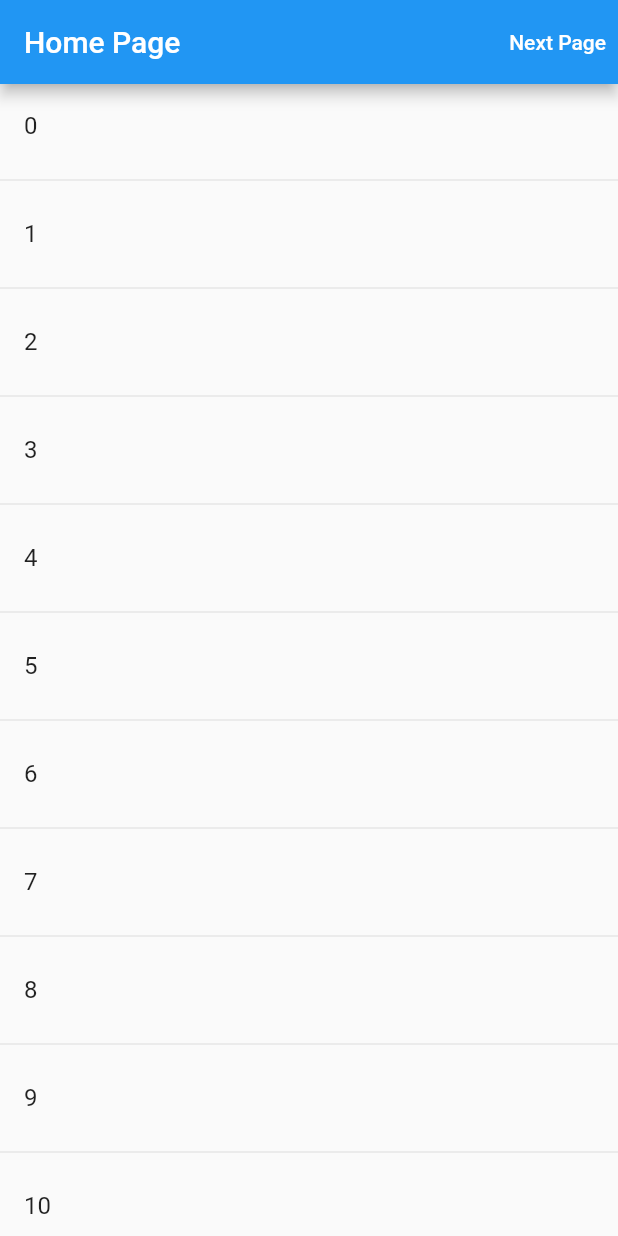
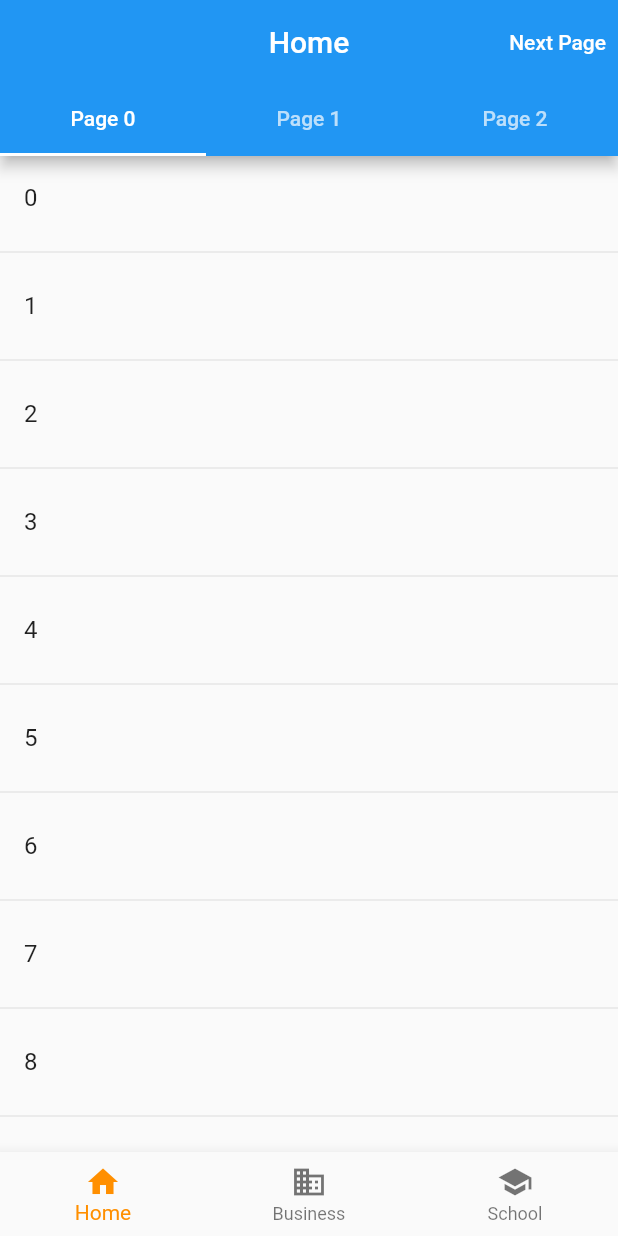
Before and after one commit to 623637646/flutter_page_lifecycle, a Flutter app: the screen it shows after launch, on a phone screen of 412 x 824 dp. Run offline on Flutter 3.47's test engine with Material 2 defaults, Android fonts, the phone set to English and light mode, and no system bars; our stand-ins replace visibility_detector.

```diff
--- /dev/null
+++ b/example/lib/bottom_tab_bar.dart
@@ -0,0 +1,84 @@
+import 'package:example/my_app_bar.dart';
+import 'package:example/top_tab_bar.dart';
+import 'package:flutter/material.dart';
+import 'package:flutter_page_lifecycle/flutter_page_lifecycle.dart';
+
+class BottomTabBar extends StatefulWidget {
+  const BottomTabBar({Key? key}) : super(key: key);
+
+  @override
+  State<BottomTabBar> createState() => _BottomTabBarState();
+}
+
+class _BottomTabBarState extends State<BottomTabBar> {
+  int _selectedIndex = 0;
+  static const TextStyle optionStyle =
+      TextStyle(fontSize: 30, fontWeight: FontWeight.bold);
+  static const List<Widget> _widgetOptions = <Widget>[
+    TopTabBar(bottomTabTitle: "Home"),
+    Text(
+      'Index 1: Business',
+      style: optionStyle,
+    ),
+    Text(
+      'Index 2: School',
+      style: optionStyle,
+    ),
+  ];
+
+  static const List<BottomNavigationBarItem> _tabs = <BottomNavigationBarItem>[
+    BottomNavigationBarItem(
+      icon: Icon(Icons.home),
+      label: 'Home',
+    ),
+    BottomNavigationBarItem(
+      icon: Icon(Icons.business),
+      label: 'Business',
+    ),
+    BottomNavigationBarItem(
+      icon: Icon(Icons.school),
+      label: 'School',
+    ),
+  ];
+
+  void _onItemTapped(int index) {
+    setState(() {
+      _selectedIndex = index;
+    });
+  }
+
+  @override
+  Widget build(BuildContext context) {
+    return Scaffold(
+      appBar: _selectedIndex == 0
+          ? null
+          : MyAppBar(
+              title: _tabs[_selectedIndex].label!,
+            ),
+      body: IndexedStack(
+        index: _selectedIndex,
+        children: _widgetOptions
+            .asMap()
+            .map(
+              (i, e) => MapEntry(
+                i,
+                PageLifecycle(
+                    stateChanged: (appeared) {
+                      debugPrint(
+                          "[Page][${appeared ? "appeared" : "disappeared"}] ${_tabs[i].label!}");
+                    },
+                    child: e),
+              ),
+            )
+            .values
+            .toList(),
+      ),
+      bottomNavigationBar: BottomNavigationBar(
+        items: _tabs,
+        currentIndex: _selectedIndex,
+        selectedItemColor: Colors.amber[800],
+        onTap: _onItemTapped,
+      ),
+    );
+  }
+}
--- /dev/null
+++ b/example/lib/keep_alive_widget.dart
@@ -0,0 +1,24 @@
+import 'package:flutter/widgets.dart';
+
+class KeepAliveWidget extends StatefulWidget {
+  final Widget child;
+  const KeepAliveWidget({
+    Key? key,
+    required this.child,
+  }) : super(key: key);
+
+  @override
+  State<KeepAliveWidget> createState() => _KeepAliveWidgetState();
+}
+
+class _KeepAliveWidgetState extends State<KeepAliveWidget>
+    with AutomaticKeepAliveClientMixin {
+  @override
+  Widget build(BuildContext context) {
+    super.build(context);
+    return widget.child;
+  }
+
+  @override
+  bool get wantKeepAlive => true;
+}
--- a/example/lib/main.dart
+++ b/example/lib/main.dart
@@ -1,5 +1,5 @@
+import 'package:example/bottom_tab_bar.dart';
 import 'package:flutter/material.dart';
-import 'package:flutter_page_lifecycle/flutter_page_lifecycle.dart';
 
 void main() {
   runApp(const MyApp());
@@ -14,75 +14,7 @@ class MyApp extends StatelessWidget {
       theme: ThemeData(
         primarySwatch: Colors.blue,
       ),
-      home: const HomePage(),
+      home: const BottomTabBar(),
     );
   }
 }
-
-class HomePage extends StatelessWidget {
-  const HomePage({Key? key}) : super(key: key);
-
-  @override
-  Widget build(BuildContext context) {
-    return PageLifecycle(
-      stateChanged: (appear) {
-        debugPrint("HomePage is ${appear ? "appeared" : "disappeared"}");
-      },
-      child: Scaffold(
-        appBar: AppBar(
-          title: const Text("Home Page"),
-          actions: [
-            TextButton(
-              onPressed: () {
-                Navigator.of(context).push(
-                  MaterialPageRoute(
-                    builder: (context) => const SecondPage(),
-                  ),
-                );
-              },
-              child: const Text(
-                "Next Page",
-                style: TextStyle(color: Colors.white),
-              ),
-            )
-          ],
-        ),
-        body: ListView.separated(
-          itemCount: 100,
-          itemBuilder: (context, index) {
-            return ListTile(
-              title: Text('$index'),
-            );
-          },
-          separatorBuilder: (context, index) {
-            return const Divider();
-          },
-        ),
-      ),
-    );
-  }
-}
-
-class SecondPage extends StatelessWidget {
-  const SecondPage({Key? key}) : super(key: key);
-
-  @override
-  Widget build(BuildContext context) {
-    return Scaffold(
-      appBar: AppBar(
-        title: const Text("Second Page"),
-      ),
-      body: ListView.separated(
-        itemCount: 100,
-        itemBuilder: (context, index) {
-          return ListTile(
-            title: Text('$index'),
-          );
-        },
-        separatorBuilder: (context, index) {
-          return const Divider();
-        },
-      ),
-    );
-  }
-}
--- /dev/null
+++ b/example/lib/my_app_bar.dart
@@ -0,0 +1,31 @@
+import 'package:example/second_page.dart';
+import 'package:flutter/material.dart';
+
+class MyAppBar extends AppBar {
+  MyAppBar({
+    super.key,
+    required String title,
+    super.bottom,
+  }) : super(
+          title: Text(title),
+          centerTitle: true,
+          actions: [
+            Builder(
+              builder: (context) => TextButton(
+                onPressed: () {
+                  Navigator.of(context).push(
+                    MaterialPageRoute(
+                      builder: (context) =>
+                          SecondPage(title: "$title > Second Page"),
+                    ),
+                  );
+                },
+                child: const Text(
+                  "Next Page",
+                  style: TextStyle(color: Colors.white),
+                ),
+              ),
+            )
+          ],
+        );
+}
--- /dev/null
+++ b/example/lib/top_tab_bar.dart
@@ -0,0 +1,72 @@
+import 'package:example/keep_alive_widget.dart';
+import 'package:example/my_app_bar.dart';
+import 'package:flutter/material.dart';
+import 'package:flutter_page_lifecycle/flutter_page_lifecycle.dart';
+
+class TopTabBar extends StatelessWidget {
+  final String bottomTabTitle;
+
+  const TopTabBar({super.key, required this.bottomTabTitle});
+
+  @override
+  Widget build(BuildContext context) {
+    return DefaultTabController(
+      length: 3,
+      child: Scaffold(
+        appBar: MyAppBar(
+          title: bottomTabTitle,
+          bottom: const TabBar(
+            tabs: [
+              Tab(
+                text: "Page 0",
+              ),
+              Tab(
+                text: "Page 1",
+              ),
+              Tab(
+                text: "Page 2",
+              ),
+            ],
+          ),
+        ),
+        body: TabBarView(
+          children: [
+            KeepAliveWidget(
+              child: ListView.separated(
+                itemCount: 100,
+                itemBuilder: (context, index) {
+                  return ListTile(
+                    title: Text('$index'),
+                  );
+                },
+                separatorBuilder: (context, index) {
+                  return const Divider();
+                },
+              ),
+            ),
+            const KeepAliveWidget(
+              child: Icon(Icons.directions_transit),
+            ),
+            const KeepAliveWidget(
+              child: Icon(Icons.directions_bike),
+            ),
+          ]
+              .asMap()
+              .map(
+                (i, e) => MapEntry(
+                  i,
+                  PageLifecycle(
+                      stateChanged: (appeared) {
+                        debugPrint(
+                            "[Page][${appeared ? "appeared" : "disappeared"}] $bottomTabTitle > Page $i Tab");
+                      },
+                      child: e),
+                ),
+              )
+              .values
+              .toList(),
+        ),
+      ),
+    );
+  }
+}
--- a/lib/flutter_page_lifecycle.dart
+++ b/lib/flutter_page_lifecycle.dart
@@ -1,84 +1,113 @@
 library flutter_page_lifecycle;
 
-import 'dart:async';
-import 'package:flutter/rendering.dart';
-import 'package:flutter/scheduler.dart';
 import 'package:flutter/widgets.dart';
+import 'package:visibility_detector/visibility_detector.dart';
 
-typedef PageLifecycleStateChangedCallback = void Function(bool appear);
+typedef PageLifecycleStateChangedCallback = void Function(bool appeared);
 
-class PageLifecycle extends SingleChildRenderObjectWidget {
+enum PageLifecycleDisappearCondition {
+  appInactive,
+  appPaused,
+}
+
+class PageLifecycleConfig {
+  /// The detection interval.
+  /// Smaller detectionInterval means more accuracy and higher CPU consumption.
+  static Duration get detectionInterval =>
+      VisibilityDetectorController.instance.updateInterval;
+  static set detectionInterval(Duration value) =>
+      VisibilityDetectorController.instance.updateInterval = value;
+
+  /// The default additional condition which will mark the page disappear.
+  static final Set<PageLifecycleDisappearCondition> disappearWhen = {
+    PageLifecycleDisappearCondition.appInactive,
+    PageLifecycleDisappearCondition.appPaused,
+  };
+}
+
+class PageLifecycle extends StatefulWidget {
+  // page lifecycle call back
   final PageLifecycleStateChangedCallback stateChanged;
 
-  const PageLifecycle({super.key, required this.stateChanged, super.child});
+  /// Child widget.
+  final Widget? child;
+
+  /// The additional condition which will mark the page disappear for current widget.
+  /// If it's null, will use [PageLifecycleConfig.disappearWhen]
+  final Set<PageLifecycleDisappearCondition>? disappearWhen;
+
+  const PageLifecycle(
+      {super.key, required this.stateChanged, this.disappearWhen, this.child});
 
   @override
-  RenderObject createRenderObject(BuildContext context) {
-    return _RenderPageLifecycle(
-        route: ModalRoute.of(context), stateChanged: stateChanged);
+  State<PageLifecycle> createState() => _PageLifecycleState();
+}
+
+class _PageLifecycleState extends State<PageLifecycle>
+    with WidgetsBindingObserver {
+  final _key = UniqueKey();
+
+  @override
+  void initState() {
+    super.initState();
+    WidgetsBinding.instance.addObserver(this);
   }
 
   @override
-  void updateRenderObject(
-      BuildContext context, covariant RenderObject renderObject) {
-    super.updateRenderObject(context, renderObject);
-    (renderObject as _RenderPageLifecycle).route = ModalRoute.of(context);
-  }
-}
-
-class _RenderPageLifecycle extends RenderProxyBox {
-  final PageLifecycleStateChangedCallback stateChanged;
-  ModalRoute? route;
-  Timer? _debounce;
-  bool _lastIsCurrent = false;
-
-  _RenderPageLifecycle({this.route, required this.stateChanged});
-
-  @override
-  void paint(PaintingContext context, Offset offset) {
-    context.pushLayer(
-        _PageLifecycleLayer(update: _update), super.paint, offset);
-  }
-
-  void _update() {
-    _debounce?.cancel();
-    _debounce = Timer(const Duration(milliseconds: 100), () {
-      // Ensure that work is done between frames so that calculations are
-      // performed from a consistent state.  We use `scheduleTask<T>` here instead
-      // of `addPostFrameCallback` or `scheduleFrameCallback` so that work will
-      // be done even if a new frame isn't scheduled and without unnecessarily
-      // scheduling a new frame.
-      SchedulerBinding.instance.scheduleTask<void>(() {
-        final newValue = route?.isCurrent ?? false;
-        if (_lastIsCurrent != newValue) {
-          stateChanged(newValue);
-          _lastIsCurrent = newValue;
-        }
-      }, Priority.touch);
-    });
-  }
-}
-
-class _PageLifecycleLayer extends ContainerLayer {
-  final VoidCallback update;
-
-  _PageLifecycleLayer({required this.update});
-
-  @override
-  void addToScene(dynamic builder, [Offset layerOffset = Offset.zero]) {
-    super.addToScene(builder);
-    update();
+  void dispose() {
+    WidgetsBinding.instance.removeObserver(this);
+    super.dispose();
   }
 
   @override
-  void attach(Object owner) {
-    super.attach(owner);
-    update();
+  void didChangeAppLifecycleState(AppLifecycleState state) {
+    switch (state) {
+      case AppLifecycleState.detached:
+        break;
+      case AppLifecycleState.inactive:
+        if (_markDisappearWhen(PageLifecycleDisappearCondition.appInactive)) {
+          _updateAppearanceStateIfNeeded(false);
+        }
+        break;
+      case AppLifecycleState.paused:
+        if (_markDisappearWhen(PageLifecycleDisappearCondition.appPaused)) {
+          _updateAppearanceStateIfNeeded(false);
+        }
+        break;
+      case AppLifecycleState.resumed:
+        final newValue = _visibleFraction != 0;
+        _updateAppearanceStateIfNeeded(newValue);
+        break;
+    }
   }
 
+  bool _appeared = false;
+  double _visibleFraction = 0;
+
   @override
-  void detach() {
-    super.detach();
-    update();
+  Widget build(BuildContext context) {
+    return VisibilityDetector(
+      key: _key,
+      onVisibilityChanged: (visibilityInfo) {
+        _visibleFraction = visibilityInfo.visibleFraction;
+        final newValue = _visibleFraction != 0;
+        _updateAppearanceStateIfNeeded(newValue);
+      },
+      child: widget.child ?? Container(),
+    );
+  }
+
+  void _updateAppearanceStateIfNeeded(bool newValue) {
+    if (_appeared == newValue) {
+      return;
+    }
+    _appeared = newValue;
+    widget.stateChanged(_appeared);
+  }
+
+  bool _markDisappearWhen(PageLifecycleDisappearCondition condition) {
+    final situations =
+        widget.disappearWhen ?? PageLifecycleConfig.disappearWhen;
+    return situations.contains(condition);
   }
 }
--- a/pubspec.yaml
+++ b/pubspec.yaml
@@ -10,6 +10,7 @@ environment:
 dependencies:
   flutter:
     sdk: flutter
+  visibility_detector: ^0.3.3
 
 dev_dependencies:
   flutter_test:
```
Also changed, not shown: example/lib/second_page.dart (added, +32 -0 lines), example/pubspec.lock.
